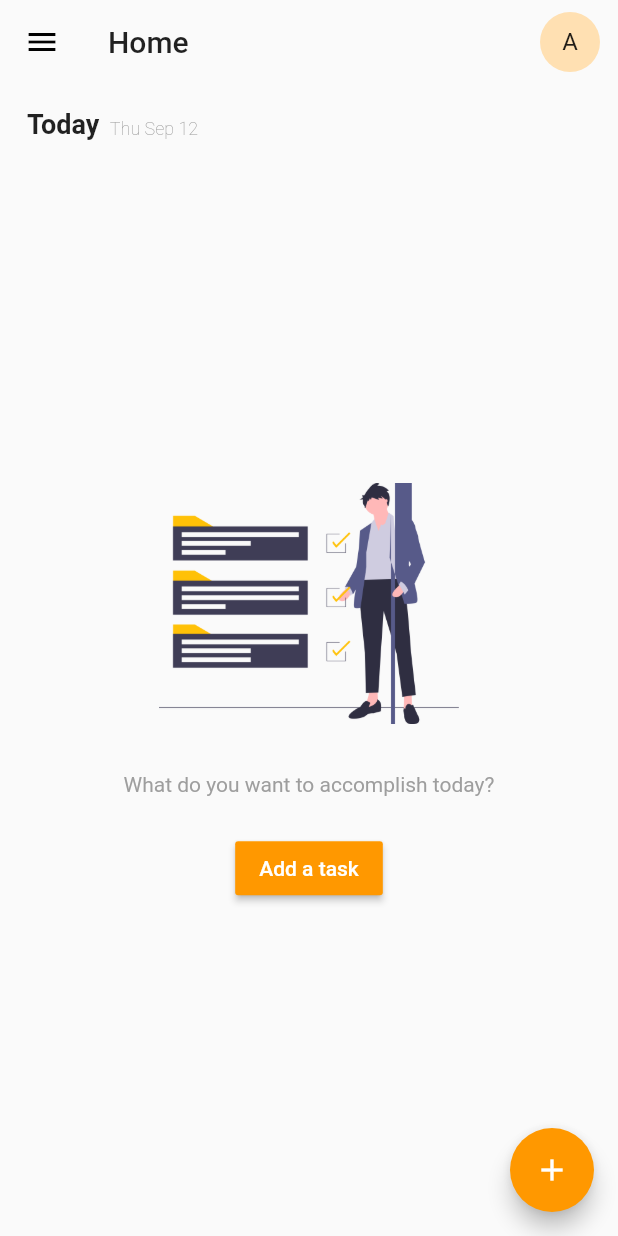
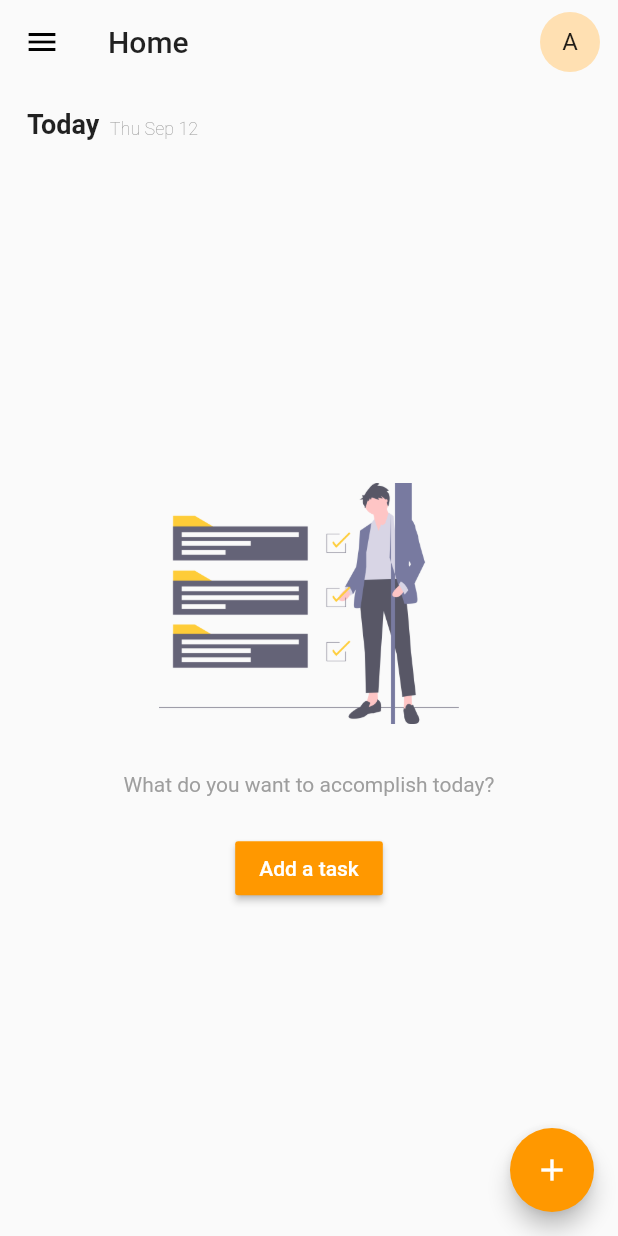
Before and after one commit to amirhesham65/Panther-App, a Flutter app: the HomeView screen opened by its route, on a phone screen of 412 x 824 dp. Run offline on Flutter 3.47's test engine with Material 2 defaults, Android fonts, the phone set to English and light mode, and no system bars; our stand-ins replace cloud_firestore, flutter_spinkit, google_sign_in, page_transition, percent_indicator; accounts and stored records are empty.

Commit message:
UI changes and bug fixes

```diff
--- a/lib/views/HomeView.dart
+++ b/lib/views/HomeView.dart
@@ -34,9 +34,12 @@ class _HomeViewState extends State<HomeView> {
         child: Column(
           mainAxisAlignment: MainAxisAlignment.center,
           children: <Widget>[
-              Image(
+            Opacity(
+              opacity: 0.8,
+              child: Image(
                 image: AssetImage('assets/images/ill1.png'),
                 width: 200,
+              ),
             ),
             SizedBox(height: 32.0),
             Text(
@@ -99,8 +102,9 @@ class _HomeViewState extends State<HomeView> {
 
   @override
   Widget build(BuildContext context) {
-    if(ModalRoute.of(context).settings.arguments != null) {
-      AppState.of(context).setUserState(ModalRoute.of(context).settings.arguments);
+    if (ModalRoute.of(context).settings.arguments != null) {
+      AppState.of(context)
+          .setUserState(ModalRoute.of(context).settings.arguments);
     }
     User user = AppState.of(context).currentUser;
     return Scaffold(
--- a/lib/views/WelcomeView.dart
+++ b/lib/views/WelcomeView.dart
@@ -39,8 +39,10 @@ class _WelcomeViewState extends State<WelcomeView> {
               SizedBox(height: 30.0),
               GoogleSignInButton(onPressed: auth.handleSignIn),
               SizedBox(height: 30.0),
-              RaisedButton(
-                  child: Text('SignOut'), onPressed: auth.handleSignOut),
+              // RaisedButton(
+              //   child: Text('SignOut'),
+              //   onPressed: auth.handleSignOut,
+              // ),
               Container(
                 width: 300,
                 child: Text(
```
Lines whose indentation alone changed are shown as unchanged.
